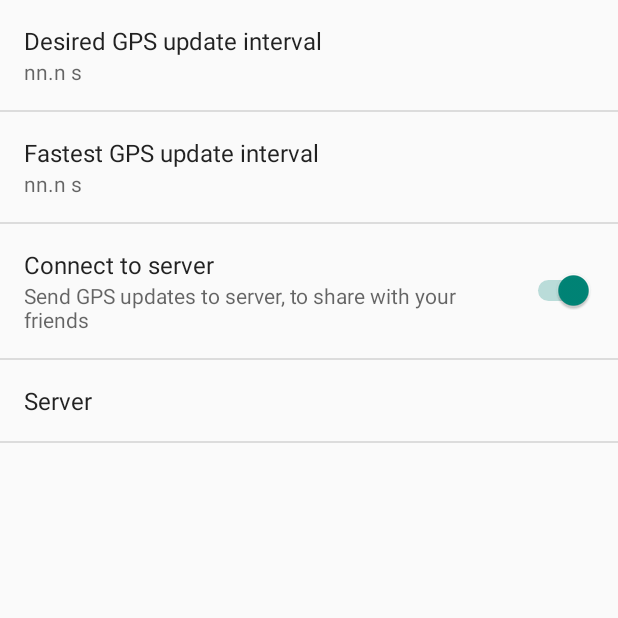
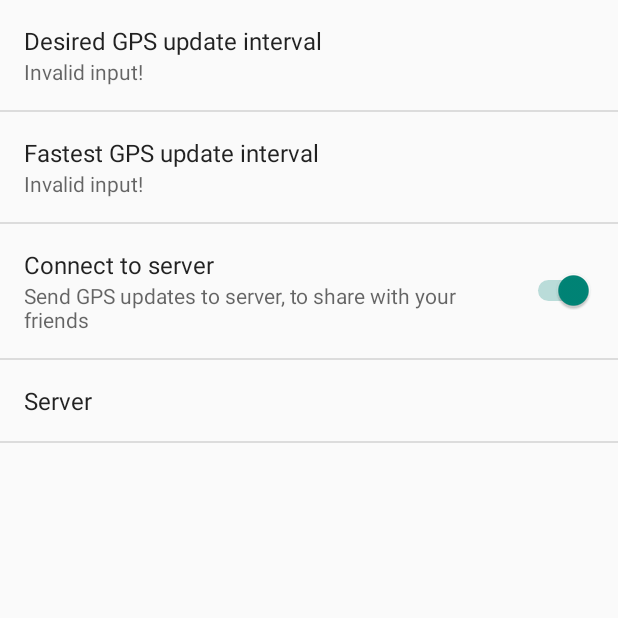
Before and after one commit to dobriai/AndroidLocationTracking, an Android app: the screen it shows after launch (MainActivity), in the options menu, after a tap on "Settings", on a phone screen of 412 x 824 dp, the top half of it. Run offline under Robolectric (Android 15) with nearby library versions, the phone set to English and light mode, and no system bars; 1 statement that could not run was skipped.

Commit message:
Oops - missed some XML changes
Adding missed Input Types.

Also crash-protection (which should not bre reachable now.)

```diff
--- a/app/src/main/java/net/eastpole/SettingsFragment.java
+++ b/app/src/main/java/net/eastpole/SettingsFragment.java
@@ -99,7 +99,12 @@ public class SettingsFragment extends PreferenceFragment
     private static void updateSummDeltaTime(EditTextPreference etp) {
         if (etp == null)
             return;
-        etp.setSummary(String.format("%d ms", Integer.parseInt(etp.getText())));
+        try {
+            Integer delta = Integer.parseInt(etp.getText());
+            etp.setSummary(String.format("%d ms", delta));
+        } catch (NumberFormatException ee) {
+            etp.setSummary("Invalid input!");
+        }
     }
 
     private void updatePrefSummary(Preference pref) {
--- a/app/src/main/res/xml/preferences.xml
+++ b/app/src/main/res/xml/preferences.xml
@@ -5,13 +5,16 @@
         android:key="gps_update_interval_pref"
         android:dialogTitle="@string/dialog_title_gps_update_interval_pref"
         android:summary="@string/summary_gps_update_interval_pref"
-        android:title="@string/title_gps_update_interval_pref" />
+        android:title="@string/title_gps_update_interval_pref"
+        android:inputType="number"
+        />
 
     <EditTextPreference
         android:key="gps_fastest_update_interval_pref"
         android:dialogTitle="Update GPS no faster than:"
         android:summary="nn.n s"
         android:title="Fastest GPS update interval"
+        android:inputType="number"
         />
 
     <SwitchPreference
@@ -28,6 +31,7 @@
         android:dialogTitle="Server name:port"
         android:summary="No server specified"
         android:title="Server"
+        android:inputType="textUri"
         />
 
 </PreferenceScreen>
```
